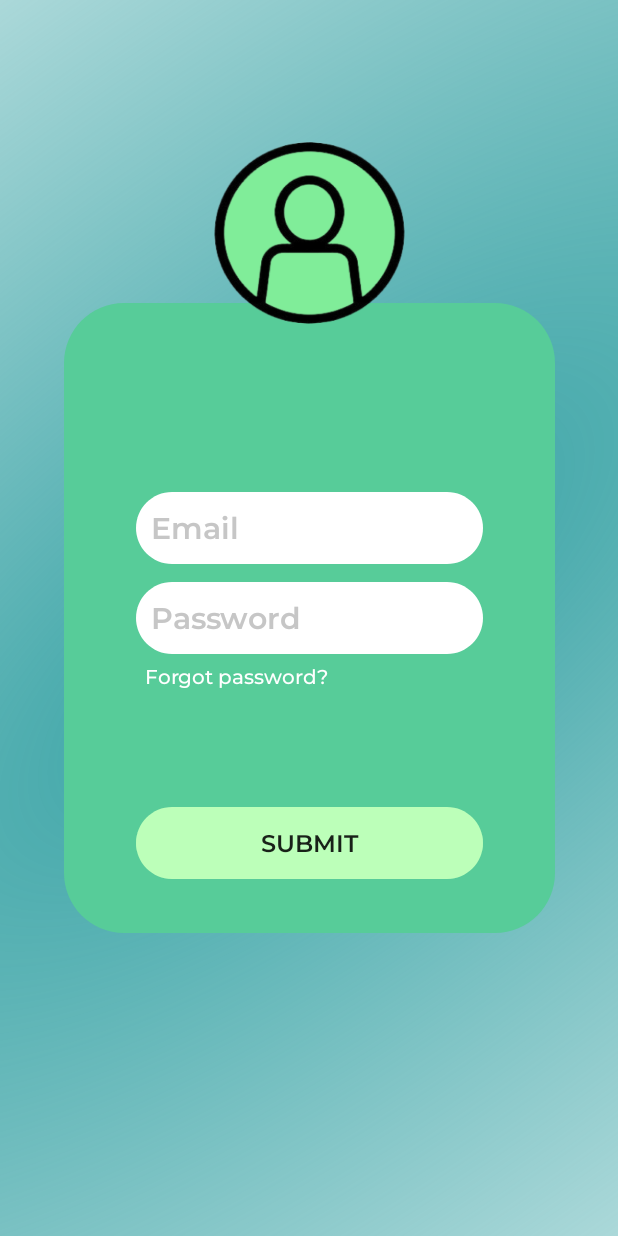
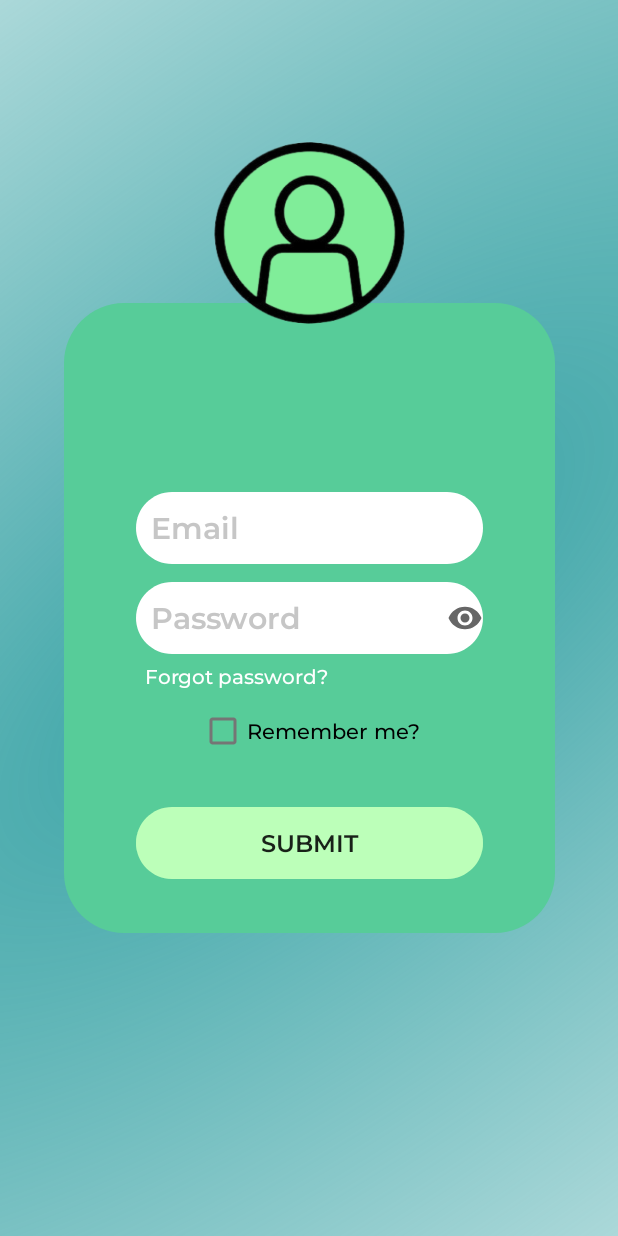
Before and after one commit to AlexanderDP08/Project_ManPro, an Android app: the layout fragment_sign_in.xml on its own in the app's theme, with its tools: preview values and no code run, on a phone screen of 412 x 824 dp. Run offline under Robolectric (Android 15) with nearby library versions, the phone set to English and light mode, and no system bars.

Commit message:
sign in 4

```diff
--- /dev/null
+++ b/app/src/main/res/drawable/show_password.xml
@@ -0,0 +1,10 @@
+<vector xmlns:android="http://schemas.android.com/apk/res/android"
+    android:width="24dp"
+    android:height="24dp"
+    android:viewportWidth="24"
+    android:viewportHeight="24"
+    android:tint="?attr/colorControlNormal">
+  <path
+      android:fillColor="@android:color/black"
+      android:pathData="M12,4.5C7,4.5 2.73,7.61 1,12c1.73,4.39 6,7.5 11,7.5s9.27,-3.11 11,-7.5c-1.73,-4.39 -6,-7.5 -11,-7.5zM12,17c-2.76,0 -5,-2.24 -5,-5s2.24,-5 5,-5 5,2.24 5,5 -2.24,5 -5,5zM12,9c-1.66,0 -3,1.34 -3,3s1.34,3 3,3 3,-1.34 3,-3 -1.34,-3 -3,-3z"/>
+</vector>
--- a/app/src/main/res/layout/fragment_sign_in.xml
+++ b/app/src/main/res/layout/fragment_sign_in.xml
@@ -76,7 +76,11 @@
         app:layout_constraintStart_toStartOf="@+id/view"
         app:layout_constraintTop_toTopOf="@+id/view"
         android:inputType="textPassword"
-        android:textSize="20dp"/>
+        android:textSize="20dp"
+        android:drawableRight="@drawable/show_password"
+        android:layout_paddingRight="10dp">
+
+    </EditText>
 
     <TextView
         android:id="@+id/forgot_pass"
@@ -92,6 +96,19 @@
         android:fontFamily="@font/montserratmedium"
         android:textColor="@color/white"
         android:textAppearance="@style/forgot_pass"
+        app:layout_constraintBottom_toBottomOf="@+id/view"
+        app:layout_constraintEnd_toEndOf="@+id/view"
+        app:layout_constraintStart_toStartOf="@+id/view"
+        app:layout_constraintTop_toTopOf="@+id/view" />
+
+    <CheckBox
+        android:id="@+id/checkbox_meat"
+        android:layout_width="wrap_content"
+        android:layout_height="wrap_content"
+        android:onClick="onCheckboxClicked"
+        android:text="Remember me?"
+        android:layout_marginTop="150dp"
+        android:fontFamily="@font/montserratmedium"
         app:layout_constraintBottom_toBottomOf="@+id/view"
         app:layout_constraintEnd_toEndOf="@+id/view"
         app:layout_constraintStart_toStartOf="@+id/view"
```
